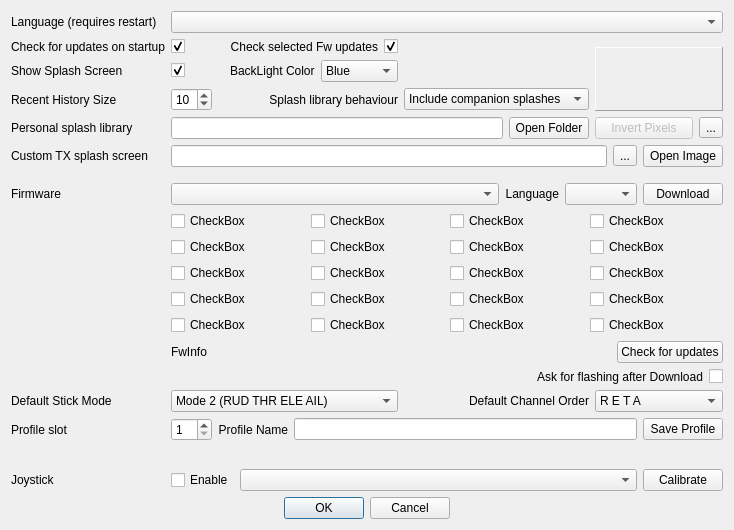
First picture: the form in src/preferencesdialog.ui, repository roberto1903/companion9x, before the edit.
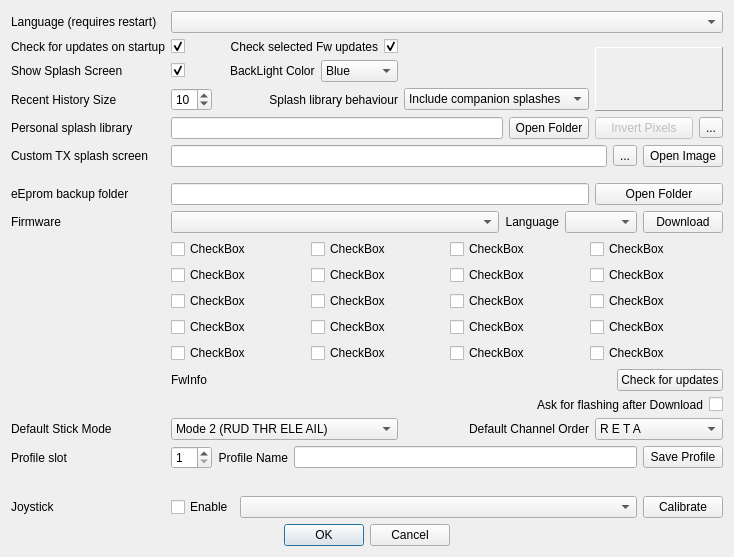
Second picture: the form after the edit. Icons and pictures are not drawn.

Commit message: Add automatic backup support in c9x

What changed in the file:
```diff
--- a/src/preferencesdialog.ui
+++ b/src/preferencesdialog.ui
@@ -7,7 +7,7 @@
     <x>0</x>
     <y>0</y>
     <width>732</width>
-    <height>530</height>
+    <height>557</height>
    </rect>
   </property>
   <property name="sizePolicy">
@@ -1040,6 +1040,23 @@
      </property>
     </spacer>
    </item>
+   <item row="8" column="0">
+    <widget class="QLabel" name="label_17">
+     <property name="text">
+      <string>eEprom backup folder</string>
+     </property>
+    </widget>
+   </item>
+   <item row="8" column="1" colspan="5">
+    <widget class="QLineEdit" name="backupPath"/>
+   </item>
+   <item row="8" column="6">
+    <widget class="QPushButton" name="backupPathButton">
+     <property name="text">
+      <string>Open Folder</string>
+     </property>
+    </widget>
+   </item>
   </layout>
   <zorder>label_2</zorder>
   <zorder>label</zorder>
```
Left out of the diff: 7 changed lines with no effect on the pictures. The commit also changes 2 other files.
